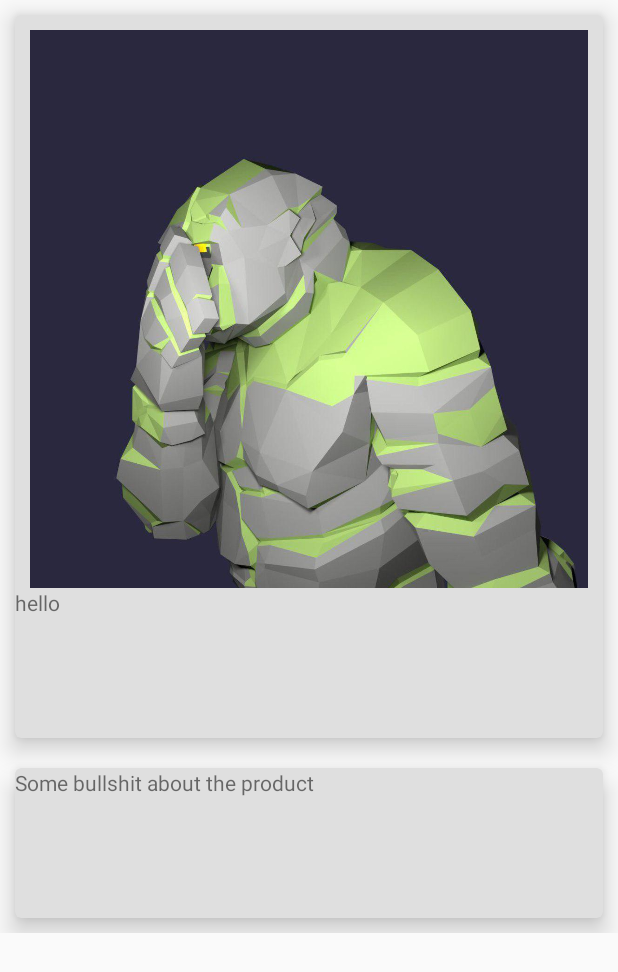
After one commit to emadsalehi/PlaceAppAR, an Android app: the layout fragment_product_page.xml on its own in the app's theme, with its tools: preview values and no code run, on a phone screen of 412 x 824 dp. The commit adds this screen. Shown: the top 972 px of the screen. Run offline under Robolectric (Android 15) with nearby library versions, the phone set to English and light mode, and no system bars.

```diff
--- a/app/src/main/res/layout/activity_shop.xml
+++ b/app/src/main/res/layout/activity_shop.xml
@@ -2,8 +2,8 @@
 <androidx.constraintlayout.widget.ConstraintLayout xmlns:android="http://schemas.android.com/apk/res/android"
     xmlns:app="http://schemas.android.com/apk/res-auto"
     xmlns:tools="http://schemas.android.com/tools"
-    android:layout_width="match_parent"
-    android:layout_height="match_parent"
+    android:layout_width="wrap_content"
+    android:layout_height="wrap_content"
     android:id="@+id/main_content"
     android:background="@android:color/white"
     android:fitsSystemWindows="true">
--- /dev/null
+++ b/app/src/main/res/layout/fragment_product_page.xml
@@ -0,0 +1,66 @@
+<?xml version="1.0" encoding="utf-8"?>
+<ScrollView xmlns:android="http://schemas.android.com/apk/res/android"
+    xmlns:app="http://schemas.android.com/apk/res-auto"
+    xmlns:tools="http://schemas.android.com/tools"
+    android:layout_width="match_parent"
+    android:layout_height="match_parent"
+    tools:context=".fragment.ProductPageFragment">
+
+    <LinearLayout
+        android:layout_width="match_parent"
+        android:layout_height="wrap_content"
+        android:orientation="vertical">
+
+        <androidx.cardview.widget.CardView
+            android:layout_width="match_parent"
+            android:layout_height="wrap_content"
+            app:cardBackgroundColor="@color/viewBg"
+            app:cardElevation="10dp"
+            android:layout_margin="10dp"
+            app:cardCornerRadius="4dp">
+
+            <androidx.constraintlayout.widget.ConstraintLayout
+                android:layout_width="match_parent"
+                android:layout_height="wrap_content">
+
+                <ImageView
+                    android:id="@+id/product_imageCard_image"
+                    android:layout_width="match_parent"
+                    android:layout_height="0dp"
+                    android:layout_margin="10dp"
+                    android:contentDescription="ProductImage"
+                    app:layout_constraintDimensionRatio="1:1"
+                    app:layout_constraintTop_toTopOf="parent"
+                    android:src="@drawable/test_pic"/>
+
+                <TextView
+                    android:layout_width="match_parent"
+                    android:layout_height="100dp"
+                    android:text="hello"
+                    app:layout_constraintTop_toBottomOf="@id/product_imageCard_image" />
+            </androidx.constraintlayout.widget.ConstraintLayout>
+        </androidx.cardview.widget.CardView>
+        <androidx.cardview.widget.CardView
+            android:layout_width="match_parent"
+            android:layout_height="wrap_content"
+            app:cardBackgroundColor="@color/viewBg"
+            app:cardElevation="10dp"
+            android:layout_margin="10dp"
+            app:cardCornerRadius="4dp">
+            <androidx.constraintlayout.widget.ConstraintLayout
+                android:layout_width="match_parent"
+                android:layout_height="wrap_content">
+
+                <TextView
+                    android:layout_width="match_parent"
+                    android:layout_height="100dp"
+                    android:text="Some bullshit about the product"
+                    app:layout_constraintTop_toTopOf="parent" />
+            </androidx.constraintlayout.widget.ConstraintLayout>
+
+        </androidx.cardview.widget.CardView>
+
+    </LinearLayout>
+
+
+</ScrollView>
--- a/app/src/main/res/values/colors.xml
+++ b/app/src/main/res/values/colors.xml
@@ -3,6 +3,6 @@
     <color name="colorPrimary">#619dff</color>
     <color name="colorPrimaryDark">#478dff</color>
     <color name="colorAccent">#D81B60</color>
-    <color name="viewBg">#f1f5f8</color>
+    <color name="viewBg">#DFDFDF</color>
     <color name="album_title">#4c4c4c</color>
 </resources>
--- a/app/src/main/res/values/dimens.xml
+++ b/app/src/main/res/values/dimens.xml
@@ -18,4 +18,5 @@
     <dimen name="ic_album_overflow_width">20dp</dimen>
     <dimen name="ic_album_overflow_height">30dp</dimen>
     <dimen name="ic_album_overflow_margin_top">10dp</dimen>
+    <dimen name="product_picture_height"></dimen>
 </resources>
```
Also changed, not shown: app/src/main/java/com/example/placearapp/activity/HomeActivity.java (+13 -4 lines), app/src/main/java/com/example/placearapp/fragment/ProductPageFragment.java (added, +115 -0 lines), app/src/main/java/com/example/placearapp/fragment/ShopFragment.java (+8 -3 lines), app/src/main/java/com/example/placearapp/fragment/ShopWebFragment.java (added, +77 -0 lines), app/src/main/java/com/example/placearapp/model/ShopItemsAdapter.java (+40 -1 lines), app/src/main/res/layout/activity_shop_web.xml (added, +18 -0 lines), app/src/main/res/values/styles.xml (+8 -0 lines).
